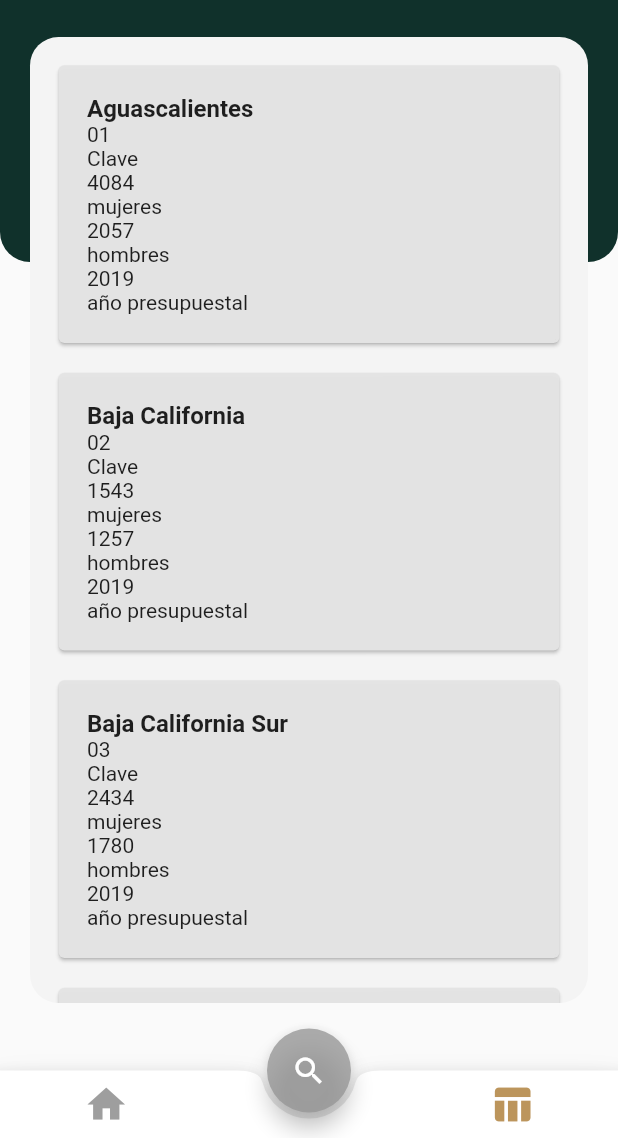
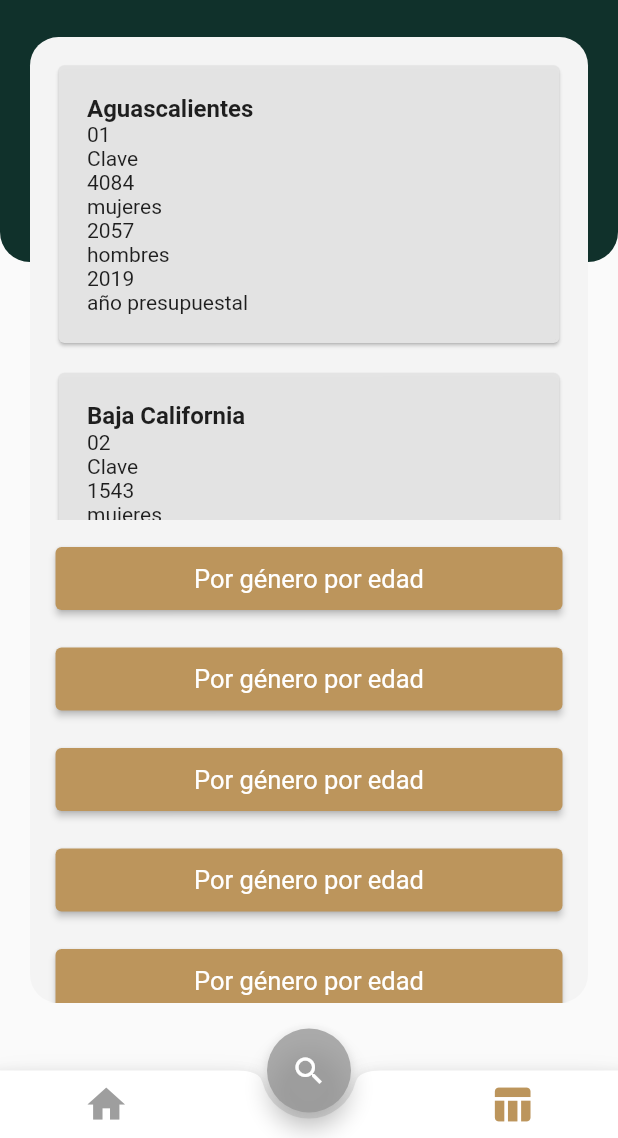
Before and after one commit to PerlaGCastillo/dashboardAppViews, a Flutter app: the screen it shows after launch, after a tap on the "table chart" icon, after a tap on "Acumulado", on a phone screen of 412 x 824 dp, the part 98-1236 px from its top. Run offline on Flutter 3.47's test engine with Material 2 defaults, Android fonts, the phone set to English and light mode, and no system bars; our stand-ins replace hive, hive_flutter; accounts and stored records are empty; project files that could hold a hidden picture were left out.

Commit message:
bug:it showing up as many as it could the same btn D

```diff
--- a/lib/Screens/displayData.dart
+++ b/lib/Screens/displayData.dart
@@ -20,6 +20,9 @@ class displayData extends StatefulWidget {
 
 class _displayDataState extends State<displayData> {
 List _records = [];
+List _generos = [];
+List _records = [];
+List _generos = [];
 
 Future<void> acumuladoJson() async {
     final String response = await rootBundle.loadString('assets/porGeneroAnioPresupuestal.json');
@@ -35,8 +38,8 @@ Future<void> acumuladoJson() async {
     final String response = await rootBundle.loadString('assets/porGeneroAnio.json');
     final data = await json.decode(response);
     setState(() {
-      _records = data["records"];
-      print('registros ${_records.length}');
+      _generos = data["generos"];
+      print('registros ${_generos.length}');
     });
   }
 
@@ -54,8 +57,8 @@ Future<void> acumuladoJson() async {
     final String response = await rootBundle.loadString('assets/porGeneroAnio.json');
     final data = await json.decode(response);
     setState(() {
-      _records = data["records"];
-      print('registros ${_records.length}');
+      _generos = data["generos"];
+      print('registros ${_generos.length}');
     });
   }
 
@@ -72,8 +75,8 @@ Future<void> acumuladoJson() async {
     final String response = await rootBundle.loadString('assets/porGeneroAnio.json');
     final data = await json.decode(response);
     setState(() {
-      _records = data["records"];
-      print('registros ${_records.length}');
+      _generos = data["generos"];
+      print('registros ${_generos.length}');
     });
   }
 
@@ -100,8 +103,8 @@ Future<void> acumuladoJson() async {
     final String response = await rootBundle.loadString('assets/porGeneroAnio.json');
     final data = await json.decode(response);
     setState(() {
-      _records = data["records"];
-      print('registros ${_records.length}');
+      _generos = data["generos"];
+      print('registros ${_generos.length}');
     });
   }
 
@@ -109,8 +112,8 @@ Future<void> acumuladoJson() async {
     final String response = await rootBundle.loadString('assets/porGeneroAnio.json');
     final data = await json.decode(response);
     setState(() {
-      _records = data["records"];
-      print('registros ${_records.length}');
+      _generos = data["generos"];
+      print('registros ${_generos.length}');
     });
   }
 
@@ -118,8 +121,8 @@ Future<void> acumuladoJson() async {
       final String response = await rootBundle.loadString('assets/porGeneroAnio.json');
       final data = await json.decode(response);
       setState(() {
-        _records = data["records"];
-        print('registros ${_records.length}');
+        _generos = data["generos"];
+        print('registros ${_generos.length}');
       });
     }
 
@@ -153,6 +156,89 @@ Future<void> acumuladoJson() async {
       height: MediaQuery.of(context).size.height-180,
       width: MediaQuery.of(context).size.width-40,
       child: Column(
+        mainAxisAlignment: MainAxisAlignment.spaceAround,
+        crossAxisAlignment: CrossAxisAlignment.stretch,
+        children: <Widget>[
+          Expanded(child: btn1(context)),
+          Expanded(child: btn2(context)),
+
+        ],
+      ),
+    );
+  }
+
+
+Column btn2(BuildContext context){
+  return Column(
+    mainAxisAlignment: MainAxisAlignment.spaceAround,
+    crossAxisAlignment: CrossAxisAlignment.stretch,
+    children: [
+      _generos.isNotEmpty ? Expanded(
+        child: ListView.builder(
+          padding: EdgeInsets.all(9.0),
+          itemCount: _generos.length,
+          itemBuilder: (context, index) {
+            return Card(
+              color: Color(0xF8E4E4E4),
+              margin: const EdgeInsets.all(10),
+              child:Padding(
+                padding: const EdgeInsets.all(19.0),
+                child: Column(
+                  crossAxisAlignment:CrossAxisAlignment.start,
+                  children: <Widget>[
+                    Text((_generos[index]['estado']),
+                      style: TextStyle(fontSize: 16,
+                        fontWeight: FontWeight.bold,
+                      ),),
+                    //).toList(),
+                    Text(_generos[index]["cve_edo"]),
+                    Text('Clave'),
+                    Text(_generos[index]["mujeres"]),
+                    Text("mujeres"),
+                    Text(_generos[index]["hombres"]),
+                    Text("hombres"),
+                  ],
+                ),
+              ),
+            );
+          },
+        ),
+      )
+          : Expanded( child: ListView.builder(
+        //itemCount:10,
+        itemBuilder: (context, index) {
+          return ListTile(
+            contentPadding: EdgeInsets.only(top: 11, left: 17, right: 17,),
+            title: Column(
+              crossAxisAlignment: CrossAxisAlignment.center,
+              mainAxisAlignment: MainAxisAlignment.spaceBetween,
+              children: <Widget>[
+                //SizedBox(height: 8),
+                ElevatedButton(
+                  style: ElevatedButton.styleFrom(
+                    //fixedSize: const Size(390, 37),
+                    minimumSize: Size.fromHeight(42),
+                    backgroundColor: Color(0xFFBC955C),
+                  ),
+                  child: Text('Por género por edad',
+                    style: TextStyle(
+                      fontWeight: FontWeight.w400,
+                      fontSize: 17,),
+                  ),
+                  onPressed: () {
+                    generoJson();
+                  },
+                ),
+              ],
+            ),
+          );
+        },
+      ),),
+    ],
+  );
+}
+Column btn1(BuildContext context){
+    return Column(
       mainAxisAlignment: MainAxisAlignment.spaceAround,
       crossAxisAlignment: CrossAxisAlignment.stretch,
       children: [
@@ -214,141 +300,12 @@ Future<void> acumuladoJson() async {
                       acumuladoJson();
                     },
                   ),
-                    ElevatedButton(
-                      style: ElevatedButton.styleFrom(
-                        //fixedSize: const Size(390, 37),
-                        minimumSize: Size.fromHeight(42),
-                        backgroundColor: Color(0xFFBC955C),
-                      ),
-                      child: Text('Por género, por edad',
-                        style: TextStyle(
-                          fontWeight: FontWeight.w400,
-                          fontSize: 17,),
-                      ),
-                      onPressed: () {
-                       generoJson();
-                      },
-                    ),
-                    ElevatedButton(
-                      style: ElevatedButton.styleFrom(
-                        //fixedSize: const Size(390, 37),
-                        minimumSize: Size.fromHeight(42),
-                        backgroundColor: Color(0xFFBC955C),
-                      ),
-                      child: Text('Por mes pagado',
-                        style: TextStyle(
-                          fontWeight: FontWeight.w400,
-                          fontSize: 17,),
-                      ),
-                      onPressed: () {
-                        mespagadoJson();
-                      },
-                    ),
-                    ElevatedButton(
-                      style: ElevatedButton.styleFrom(
-                        minimumSize: Size.fromHeight(42),
-                        backgroundColor: Color(0xFFBC955C),
-                      ),
-                      child: Text('Por grupos vulnerables',
-                        style: TextStyle(
-                          fontWeight: FontWeight.w400,
-                          fontSize: 17,),
-                      ),
-                      onPressed: () {
-                       gposvulneraJson();
-                      },
-                    ),
-                    ElevatedButton(
-                      style: ElevatedButton.styleFrom(
-                        minimumSize: Size.fromHeight(42),
-                        backgroundColor: Color(0xFFBC955C),
-                      ),
-                      child: Text('Centros con beneficiarios',
-                        style: TextStyle(
-                          fontWeight: FontWeight.w400,
-                          fontSize: 17,),
-                      ),
-                      onPressed: () {
-                       centrosbenefJson();
-                      },
-                    ),
-                    ElevatedButton(
-                      style: ElevatedButton.styleFrom(
-                        minimumSize: Size.fromHeight(42),
-                        backgroundColor: Color(0xFFBC955C),
-                      ),
-                      child: Text('Por entidad',
-                        style: TextStyle(
-                          fontWeight: FontWeight.w400,
-                          fontSize: 17,),
-                      ),
-                      onPressed: () {
-                      entidadJson();
-                      },
-                    ),
-                    ElevatedButton(
-                      style: ElevatedButton.styleFrom(
-                        minimumSize: Size.fromHeight(42),
-                        backgroundColor: Color(0xFFBC955C),
-                      ),
-                      child: Text('Por áreas de interés',
-                        style: TextStyle(
-                          fontWeight: FontWeight.w400,
-                          fontSize: 17,),
-                      ),
-                      onPressed: () {
-                       areainteresJson();
-                      },
-                    ),
-                    ElevatedButton(
-                      style: ElevatedButton.styleFrom(
-                        minimumSize: Size.fromHeight(42),
-                        backgroundColor: Color(0xFFBC955C),
-                      ),
-                      child: Text('Vinculados en capacitación',
-                        style: TextStyle(
-                          fontWeight: FontWeight.w400,
-                          fontSize: 17,),
-                      ),
-                      onPressed: () {
-                       vcapacitacionJson();
-                      },
-                    ),
-                    ElevatedButton(
-                      style: ElevatedButton.styleFrom(
-                        minimumSize: Size.fromHeight(42),
-                        backgroundColor: Color(0xFFBC955C),
-                      ),
-                      child: Text('Por municipio',
-                        style: TextStyle(
-                          fontWeight: FontWeight.w400,
-                          fontSize: 17,),
-                      ),
-                      onPressed: () {
-                       municipioJson();
-                      },
-                    ),
-                    ElevatedButton(
-                      style: ElevatedButton.styleFrom(
-                        minimumSize: Size.fromHeight(42),
-                        backgroundColor: Color(0xFFBC955C),
-                      ),
-                      child: Text('Por sector',
-                        style: TextStyle(
-                          fontWeight: FontWeight.w400,
-                          fontSize: 17,),
-                      ),
-                      onPressed: () {
-                       sectorJson();
-                      },
-                    ),
                 ],
               ),
             );
           },
         ),),
       ],
-      ),
     );
   }
 
```
Also changed, not shown: assets/porGeneroAnio.json (+7 -139 lines), lib/entities/genero.dart (added, +26 -0 lines). Lines whose indentation alone changed are shown as unchanged.
